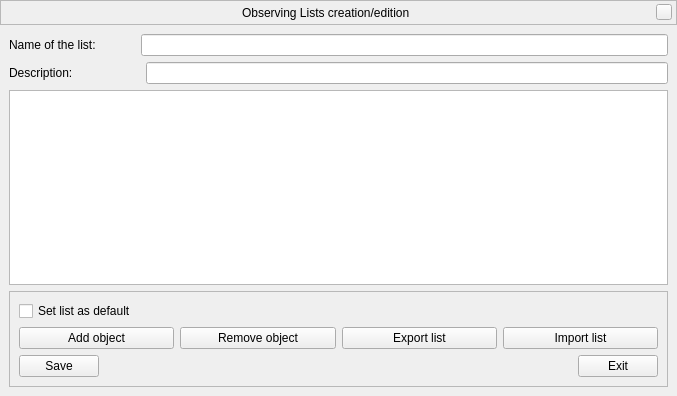
Before: the Qt Designer form src/gui/obsListCreateEditDialog.ui in Stellarium/stellarium, drawn with Qt 5.
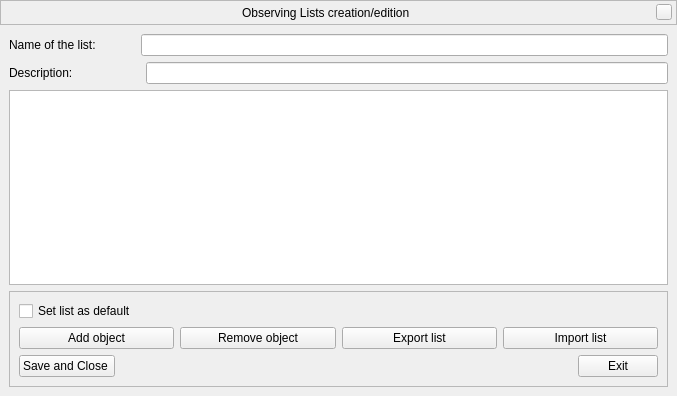
After: the same form once the commit is applied. Custom widgets are drawn as their Qt base class.

Commit message:
Adding delete list button
adding a delete list button into ObsListDialog

Patch:
```diff
--- a/src/gui/obsListCreateEditDialog.ui
+++ b/src/gui/obsListCreateEditDialog.ui
@@ -223,7 +223,7 @@
            <item>
             <widget class="QPushButton" name="obsListSaveButton">
              <property name="text">
-              <string>Save</string>
+              <string>Save and Close </string>
              </property>
             </widget>
            </item>
```
The commit also changes 5 other files.
